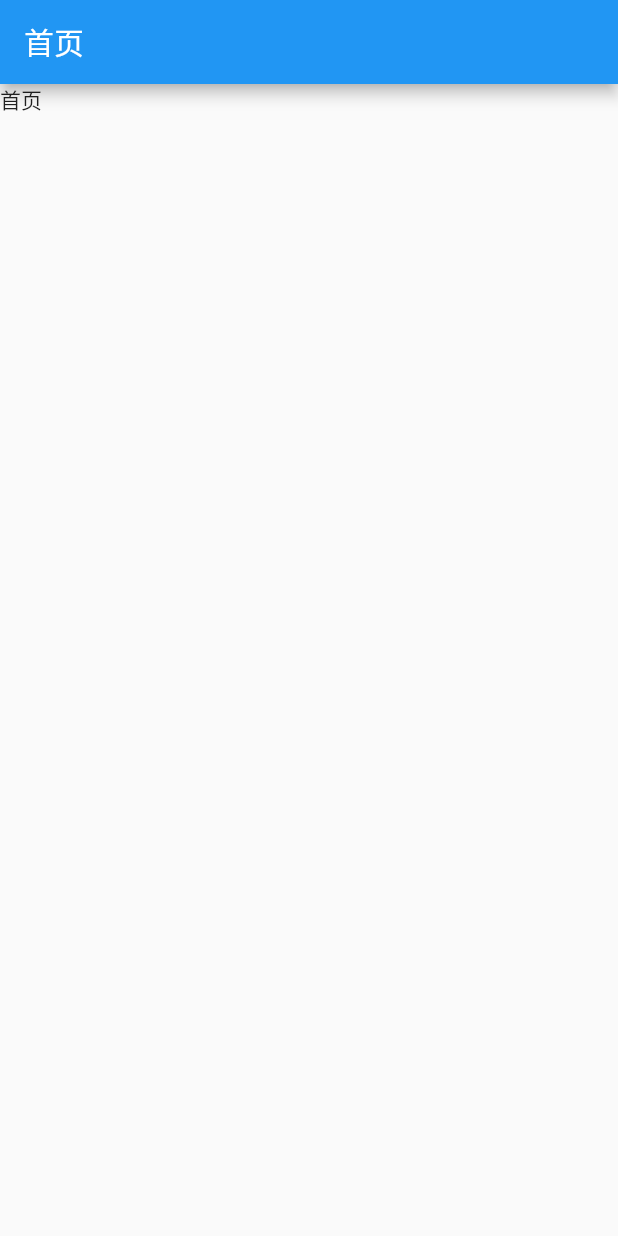
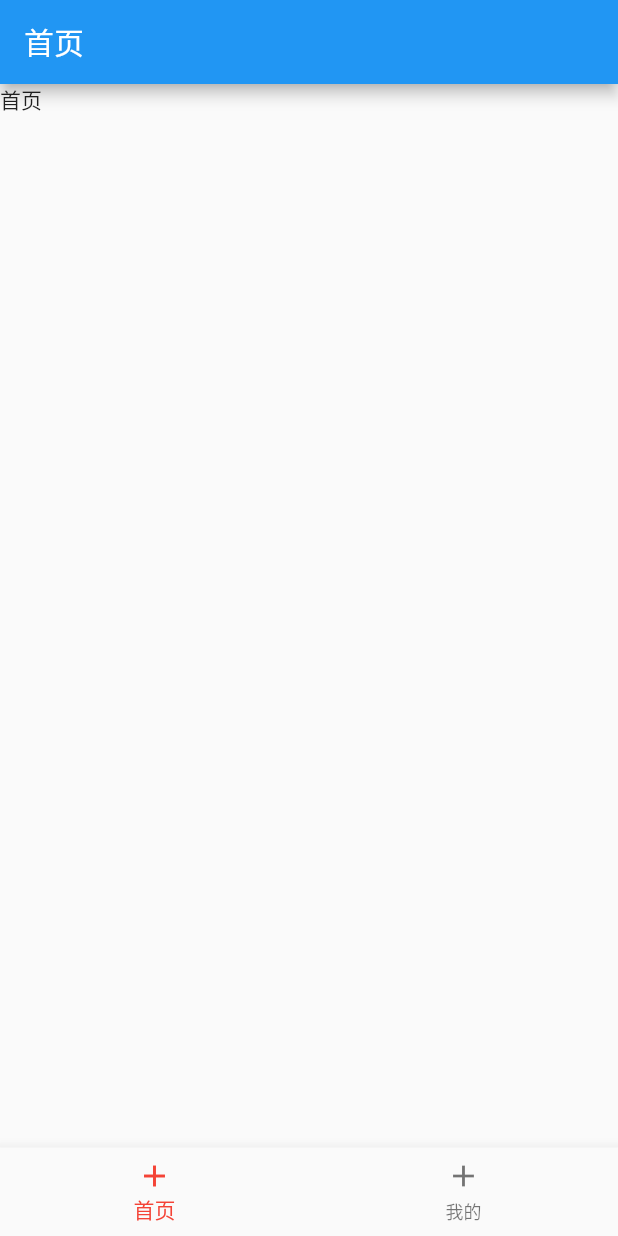
Before and after one commit to EightDoor/flutter-base, a Flutter app: the screen it shows after launch, on a phone screen of 412 x 824 dp. Run offline on Flutter 3.47's test engine with Material 2 defaults, Android fonts, the phone set to English and light mode, and no system bars; our stand-ins replace dio, flutter_easyloading, flutter_screenutil, get, logger, package_info; missing offline and left inert: flustars, r_upgrade, sp_util.

Commit message:
feat: 底部tabs

```diff
--- a/lib/pages/home/home.dart
+++ b/lib/pages/home/home.dart
@@ -2,6 +2,7 @@ import 'package:flutter/material.dart';
 
 /// 首页
 class Home extends StatefulWidget {
+  Home({Key? key}) : super(key: key);
   @override
   _HomeState createState() => _HomeState();
 }
@@ -10,8 +11,6 @@ class _HomeState extends State<Home> {
   @override
   void initState() {
     super.initState();
-    // app升级初始化
-    // UpgradeUtil.upgrade(context: context);
   }
 
   @override
--- /dev/null
+++ b/lib/pages/tabs/tabs.dart
@@ -0,0 +1,70 @@
+import 'package:flutter/material.dart';
+import 'package:flutterbbase/pages/home/home.dart';
+import 'package:flutterbbase/pages/my/my.dart';
+
+/// 导航
+class Tabs extends StatefulWidget {
+  Tabs({Key? key}) : super(key: key);
+  @override
+  _TabsState createState() => _TabsState();
+}
+
+class _TabsState extends State<Tabs> {
+  // 当前选择的页面
+  int _currentIndex = 0;
+  late PageController _pageController;
+  List<Map<String, dynamic>> _item = [
+    {
+      "title": "首页",
+      "icon": Icon(Icons.add),
+    },
+    {
+      "title": "我的",
+      "icon": Icon(Icons.add),
+    },
+  ];
+  List<BottomNavigationBarItem> _list = [];
+  List<Widget> _pages = [
+    Home(),
+    My(),
+  ];
+  @override
+  void initState() {
+    super.initState();
+    // app升级初始化
+    // UpgradeUtil.upgrade(context: context);
+    this._pageController = PageController(initialPage: this._currentIndex);
+    this._list = _item
+        .map(
+          (e) => BottomNavigationBarItem(
+            icon: e["icon"],
+            title: Text(
+              e['title'],
+            ),
+          ),
+        )
+        .toList();
+  }
+
+  @override
+  Widget build(BuildContext context) {
+    return Scaffold(
+      body: PageView(
+        controller: this._pageController,
+        children: _pages,
+      ),
+      bottomNavigationBar: BottomNavigationBar(
+        fixedColor: Colors.red,
+        type: BottomNavigationBarType.fixed,
+        currentIndex: this._currentIndex,
+        onTap: (int index) {
+          setState(() {
+            this._currentIndex = index;
+            this._pageController.jumpToPage(this._currentIndex);
+          });
+        },
+        items: _list,
+      ),
+    );
+  }
+}
--- a/lib/routes/core/core.dart
+++ b/lib/routes/core/core.dart
@@ -1,10 +1,12 @@
 import 'package:flutterbbase/pages/home/home.dart';
 import 'package:flutterbbase/pages/startup_screen.dart';
+import 'package:flutterbbase/pages/tabs/tabs.dart';
 import 'package:get/get.dart';
 
 class RouteCore {
   static final String startUp = "/";
   static final String home = "/home";
+  static final String tabs = "/tabs";
   static final List<GetPage> corePage = [
     GetPage(
       name: startUp,
@@ -14,5 +16,9 @@ class RouteCore {
       name: home,
       page: () => Home(),
     ),
+    GetPage(
+      name: tabs,
+      page: () => Tabs(),
+    ),
   ];
 }
--- a/lib/utils/navigator_util.dart
+++ b/lib/utils/navigator_util.dart
@@ -16,7 +16,7 @@ class NavigatorUtil {
   // 跳转到首页面
   static void goHome() {
     // 将 splash 页面给移除掉了，这点后退键的时候就不会再出现Splash页面
-    Get.offNamed(RouteCore.home);
+    Get.offNamed(RouteCore.tabs);
   }
 
   // 跳转直接移除不返回
```
